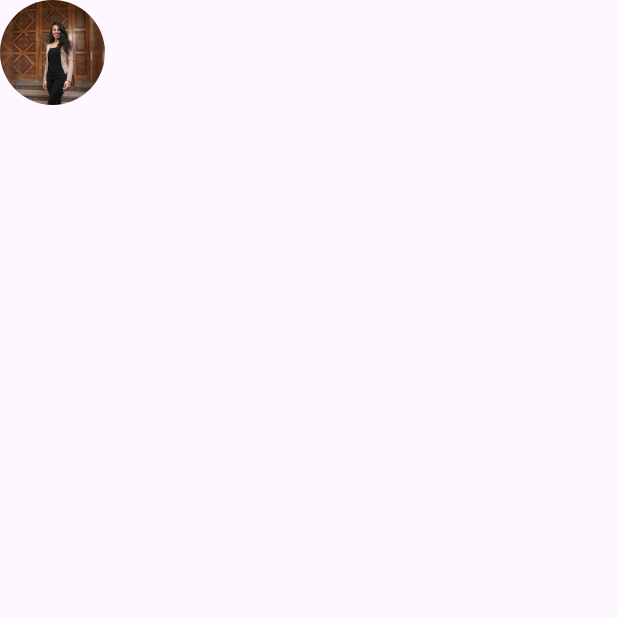
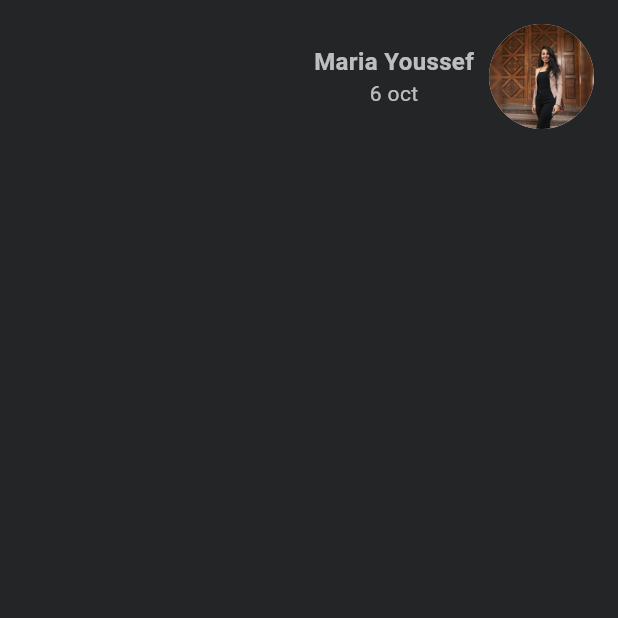
Before and after one commit to mariayousef/facebook_post, a Flutter app: the screen it shows after launch, on a phone screen of 412 x 824 dp, the top half of it. Run offline on Flutter 3.47's test engine with Material 3 defaults, Android fonts, the phone set to English and light mode, and no system bars.

Commit message:
profile photo and name

```diff
--- a/lib/Screens/facebook_post.dart
+++ b/lib/Screens/facebook_post.dart
@@ -7,19 +7,44 @@ class FacebookPost extends StatelessWidget {
   Widget build(BuildContext context) {
     return Scaffold(
       body: SafeArea(
+        child: Container(
+          padding: EdgeInsets.all(16.0),
+          width: double.infinity,
+          color: Color(0xff242526),
           child: Column(
+            crossAxisAlignment: CrossAxisAlignment.end,
             children: [
               Row(
+                textDirection: TextDirection.rtl,
+                mainAxisAlignment: MainAxisAlignment.start,
                 children: [
                   CircleAvatar(
                     backgroundImage: AssetImage("assets/profile.jpeg"),
                     radius: 35,
+                  ),
+                  Container(width: 10,),
+                  Column(
+                    children: [
+                      Text(
+                        "Maria Youssef",
+                        style: TextStyle(
+                          color: Colors.white70,
+                          fontWeight: FontWeight.bold,
+                          fontSize: 16,
+                        ),
+                      ),
+                      Text(
+                        "6 oct",
+                        style: TextStyle(color: Colors.white70, fontSize: 14),
+                      ),
+                    ],
                   ),
                 ],
               ),
             ],
           ),
         ),
+      ),
     );
   }
 }
```
Lines whose indentation alone changed are shown as unchanged.
